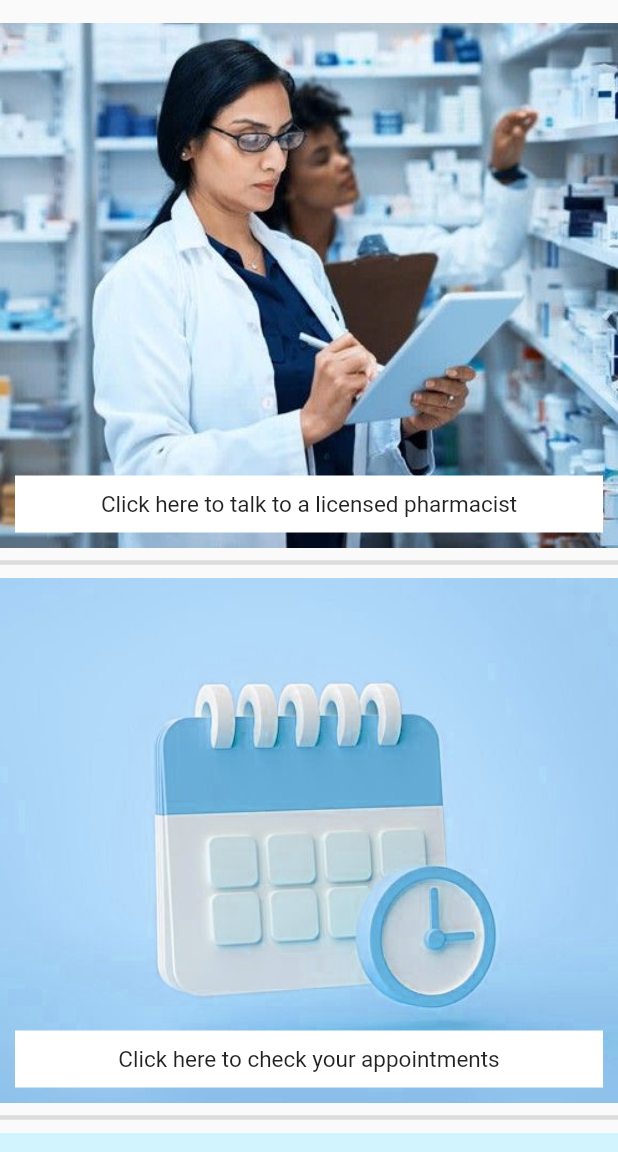
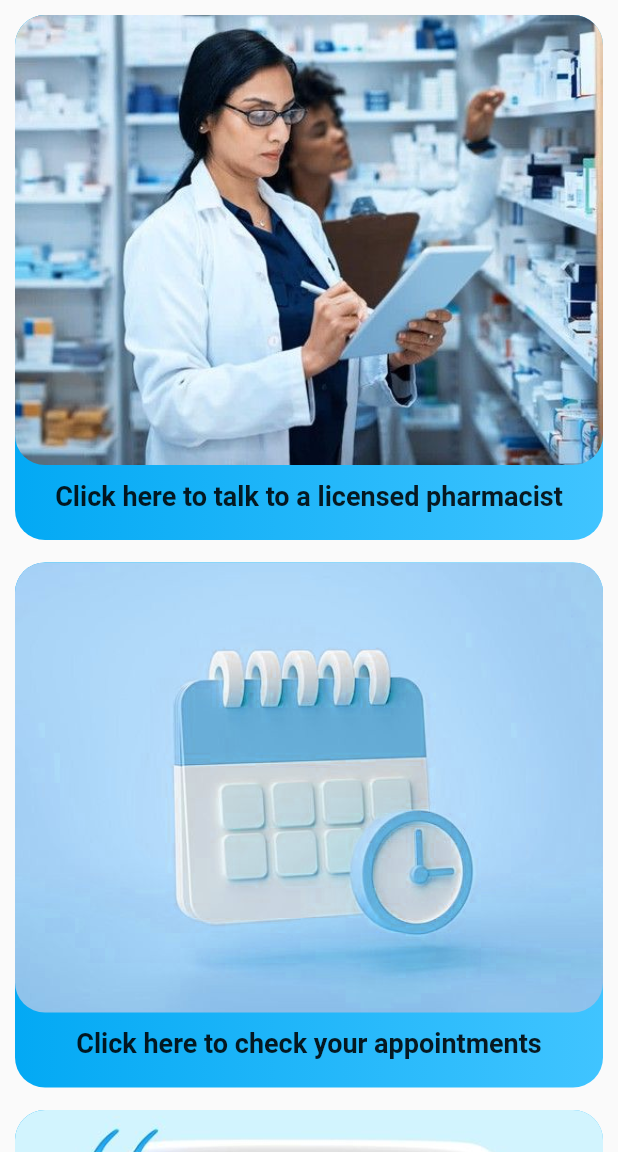
Before and after one commit to ManuelSena19/health-watch, a Flutter app: the HomeScreen screen opened directly, on a phone screen of 412 x 824 dp, the part 84-1236 px from its top. Run offline on Flutter 3.47's test engine with Material 2 defaults, Android fonts, the phone set to English and light mode, and no system bars; our stand-ins replace cloud_firestore, email_validator, firebase_auth, firebase_core, firebase_storage, font_awesome_flutter and 4 more; accounts and stored records are empty.

Commit message:
updated homepage

```diff
--- a/lib/screens/home_screen.dart
+++ b/lib/screens/home_screen.dart
@@ -80,12 +80,11 @@ class _HomeScreenState extends State<HomeScreen> {
     return Scaffold(
       appBar: appbarWidget('Health Watch'),
       drawer: drawerWidget(context),
-      body: ListView(
+      body: Padding(
+        padding: const EdgeInsets.fromLTRB(10, 10, 10, 0),
+        child: ListView(
           scrollDirection: Axis.vertical,
           children: [
-          const SizedBox(
-            height: 15,
-          ),
             GestureDetector(
               child: stackWidget(
                 "assets/home.jpeg",
@@ -96,14 +95,7 @@ class _HomeScreenState extends State<HomeScreen> {
               },
             ),
             const SizedBox(
-            height: 5,
-          ),
-          const Divider(
-            height: 10,
-            thickness: 3,
-          ),
-          const SizedBox(
-            height: 5,
+              height: 15,
             ),
             GestureDetector(
               child: stackWidget(
@@ -115,14 +107,7 @@ class _HomeScreenState extends State<HomeScreen> {
               },
             ),
             const SizedBox(
-            height: 5,
-          ),
-          const Divider(
-            height: 10,
-            thickness: 3,
-          ),
-          const SizedBox(
-            height: 5,
+              height: 15,
             ),
             GestureDetector(
               child: stackWidget(
@@ -134,9 +119,10 @@ class _HomeScreenState extends State<HomeScreen> {
               },
             ),
             const SizedBox(
-            height: 5,
+              height: 10,
             ),
           ],
+        ),
       ),
     );
   }
--- a/lib/utilities/stack_widget.dart
+++ b/lib/utilities/stack_widget.dart
@@ -1,29 +1,32 @@
 import 'package:flutter/material.dart';
 
-Widget stackWidget(String assetName, String text){
-  return Stack(
+Widget stackWidget(String assetName, String text) {
+  return Container(
+    height: 350,
+    decoration: BoxDecoration(
+        borderRadius: BorderRadius.circular(20),
+        gradient: const LinearGradient(
+            colors: [Colors.lightBlue, Colors.lightBlueAccent],
+            begin: Alignment.centerLeft,
+            end: Alignment.centerRight)),
+    child: Column(
       children: [
-      Image(
+        ClipRRect(
+          borderRadius: BorderRadius.circular(20),
+          child: Image(
             image: AssetImage(assetName),
             width: double.infinity,
-        height: 350,
+            height: 300,
             fit: BoxFit.cover,
           ),
-      Positioned(
-        bottom: 10,
-        left: 10,
-        right: 10,
-        child: Container(
-          width: 600,
-          color: Colors.white,
-          padding: const EdgeInsets.all(10),
-          child: Text(
+        ),
+        const SizedBox(height: 10),
+        Text(
           text,
-            style: const TextStyle(fontSize: 15),
+          style: const TextStyle(fontSize: 18, fontWeight: FontWeight.bold),
           textAlign: TextAlign.center,
         ),
+      ],
     ),
-      ),
-    ],
   );
 }
```
Lines whose indentation alone changed are shown as unchanged.
